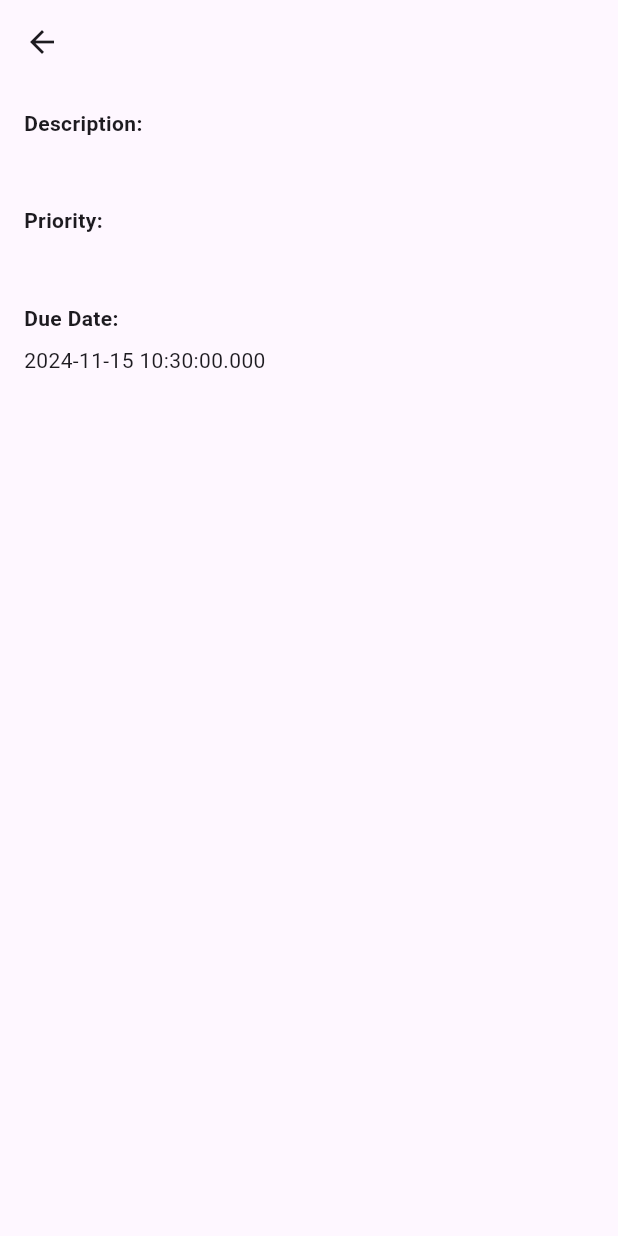
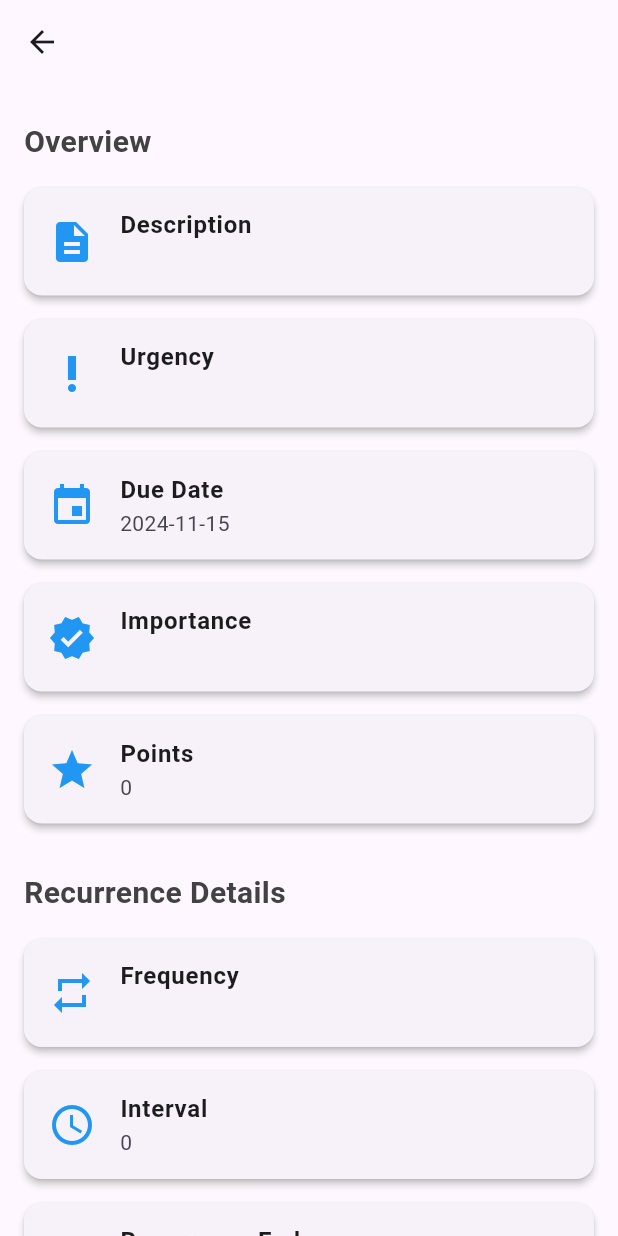
Before and after one commit to Nela-B/ASE, a Flutter app: the TaskDetailPage screen opened directly with empty values, on a phone screen of 412 x 824 dp. Run offline on Flutter 3.47's test engine with Material 3 defaults, Android fonts, the light colour scheme and no system bars.

Commit message:
Update: upgrade 'see tasks details' functionality

```diff
--- a/ase_project/frontend/lib/screens/task_detail_page.dart
+++ b/ase_project/frontend/lib/screens/task_detail_page.dart
@@ -1,5 +1,6 @@
 import 'package:flutter/material.dart';
 import 'package:ase_project/models/task_model.dart';
+import 'package:ase_project/models/subtask_model.dart';
 
 class TaskDetailPage extends StatelessWidget {
   final Task task;
@@ -10,28 +11,141 @@ class TaskDetailPage extends StatelessWidget {
   Widget build(BuildContext context) {
     return Scaffold(
       appBar: AppBar(
-        title: Text(task.title), // Use a default value if title is null
+        title: Text(task.title, style: TextStyle(fontWeight: FontWeight.bold)),
       ),
-      body: Padding(
+      body: SingleChildScrollView(
         padding: const EdgeInsets.all(16.0),
         child: Column(
           crossAxisAlignment: CrossAxisAlignment.start,
           children: [
-            Text('Description:', style: TextStyle(fontWeight: FontWeight.bold)),
-            SizedBox(height: 8),
-            Text(task.description ?? "No description available"), // Handle null description
+            // Title Section
+            _buildSectionTitle("Overview"),
+            _buildInfoCard(
+              icon: Icons.description,
+              title: "Description",
+              content: task.description ?? "No description provided",
+            ),
+            _buildInfoCard(
+              icon: Icons.priority_high,
+              title: "Urgency",
+              content: task.urgency,
+            ),
+            _buildInfoCard(
+              icon: Icons.event,
+              title: "Due Date",
+              content: task.dueDate != null
+                  ? task.dueDate!.toLocal().toString().split(' ')[0]
+                  : "No due date",
+            ),
+            _buildInfoCard(
+              icon: Icons.verified,
+              title: "Importance",
+              content: task.importance,
+            ),
+            _buildInfoCard(
+              icon: Icons.star,
+              title: "Points",
+              content: "${task.points}",
+            ),
             SizedBox(height: 16),
-            Text('Priority:', style: TextStyle(fontWeight: FontWeight.bold)),
-            SizedBox(height: 8),
-            Text(task.urgency), // Handle null priority
+
+            // Recurrence Section
+            _buildSectionTitle("Recurrence Details"),
+            _buildInfoCard(
+              icon: Icons.repeat,
+              title: "Frequency",
+              content: task.frequency,
+            ),
+            _buildInfoCard(
+              icon: Icons.access_time,
+              title: "Interval",
+              content: task.interval?.toString() ?? "No interval specified",
+            ),
+            _buildInfoCard(
+              icon: Icons.date_range,
+              title: "Recurrence End",
+              content: task.recurrenceEndDate != null
+                  ? task.recurrenceEndDate!.toLocal().toString().split(' ')[0]
+                  : "No end date",
+            ),
             SizedBox(height: 16),
-            Text('Due Date:', style: TextStyle(fontWeight: FontWeight.bold)),
-            SizedBox(height: 8),
-            Text(task.dueDate?.toString() ?? "No due date"), // Handle null dueDate
-            // Add more fields as needed to display additional task details
+
+            // Attachments Section
+            if (task.links != null && task.links!.isNotEmpty) ...[
+              _buildSectionTitle("Attachments"),
+              ...task.links!.map((link) => _buildAttachmentCard(link)).toList(),
+            ],
+            if (task.filePaths != null && task.filePaths!.isNotEmpty) ...[
+              SizedBox(height: 16),
+              _buildSectionTitle("Files"),
+              ...task.filePaths!
+                  .map((filePath) => _buildAttachmentCard(filePath))
+                  .toList(),
+            ],
+
+            // Completion and Subtasks
+            SizedBox(height: 16),
+            _buildSectionTitle("Status"),
+            _buildInfoCard(
+              icon: task.isCompleted ? Icons.check_circle : Icons.circle_outlined,
+              title: "Completed",
+              content: task.isCompleted ? "Yes" : "No",
+            ),
           ],
         ),
       ),
     );
   }
+
+  // Helper Method: Section Title
+  Widget _buildSectionTitle(String title) {
+    return Padding(
+      padding: const EdgeInsets.symmetric(vertical: 8.0),
+      child: Text(
+        title,
+        style: TextStyle(
+          fontSize: 20,
+          fontWeight: FontWeight.bold,
+          color: Colors.grey[800],
+        ),
+      ),
+    );
+  }
+
+  // Helper Method: Info Card
+  Widget _buildInfoCard({
+    required IconData icon,
+    required String title,
+    required String content,
+  }) {
+    return Card(
+      margin: EdgeInsets.symmetric(vertical: 8),
+      elevation: 2,
+      child: ListTile(
+        leading: Icon(icon, size: 32, color: Colors.blue),
+        title: Text(title, style: TextStyle(fontWeight: FontWeight.bold)),
+        subtitle: Text(content),
+      ),
+    );
+  }
+
+  // Helper Method: Attachment Card
+  Widget _buildAttachmentCard(String attachment) {
+    return Card(
+      margin: EdgeInsets.symmetric(vertical: 8),
+      elevation: 2,
+      child: ListTile(
+        leading: Icon(Icons.attach_file, color: Colors.green),
+        title: Text(
+          attachment,
+          style: TextStyle(fontWeight: FontWeight.bold),
+          overflow: TextOverflow.ellipsis,
+        ),
+        onTap: () {
+          // Add functionality to open the link or file
+          print("Tapped on attachment: $attachment");
+        },
+      ),
+    );
+  }
 }
```
